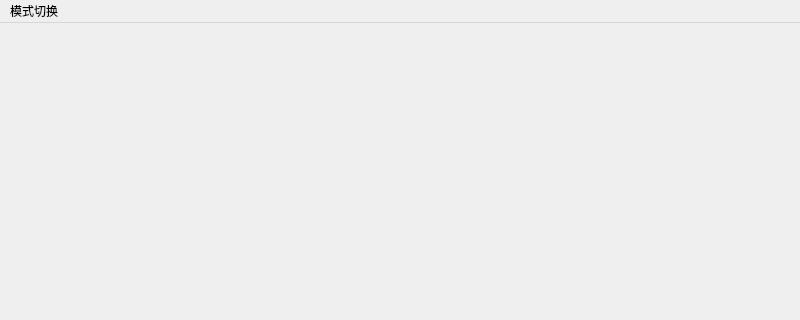
Before: the Qt Designer form mainwindow.ui in Meiosis-Poor/AlgoViz, drawn with Qt 5; both pictures show x 0 to 800 and y 0 to 320 of the 800 by 600 pixel window.
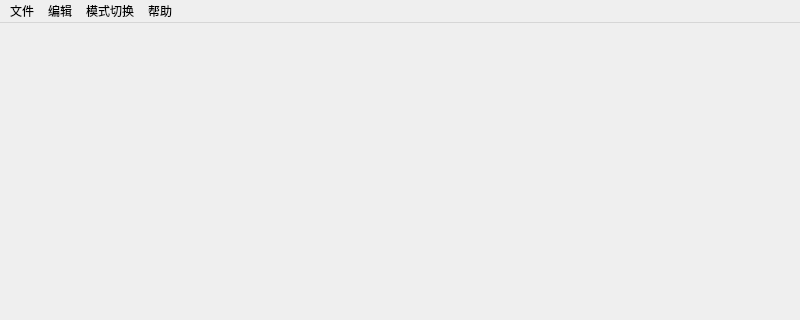
After: the same form once the commit is applied.

Diff of the .ui file:
```diff
--- a/mainwindow.ui
+++ b/mainwindow.ui
@@ -30,7 +30,32 @@
     <addaction name="sortbtn"/>
     <addaction name="graphbtn"/>
    </widget>
+   <widget class="QMenu" name="menu_2">
+    <property name="title">
+     <string>文件</string>
+    </property>
+    <addaction name="openbtn"/>
+    <addaction name="savebtn"/>
+    <addaction name="saveotherbtn"/>
+   </widget>
+   <widget class="QMenu" name="menu_3">
+    <property name="title">
+     <string>编辑</string>
+    </property>
+    <addaction name="resetbtn"/>
+    <addaction name="randombtn"/>
+   </widget>
+   <widget class="QMenu" name="menu_4">
+    <property name="title">
+     <string>帮助</string>
+    </property>
+    <addaction name="actionMade_by_Meiosis"/>
+    <addaction name="action"/>
+   </widget>
+   <addaction name="menu_2"/>
+   <addaction name="menu_3"/>
    <addaction name="menu"/>
+   <addaction name="menu_4"/>
   </widget>
   <widget class="QStatusBar" name="statusbar"/>
   <action name="sortbtn">
```
Left out of the diff: 35 changed lines with no effect on the pictures.
